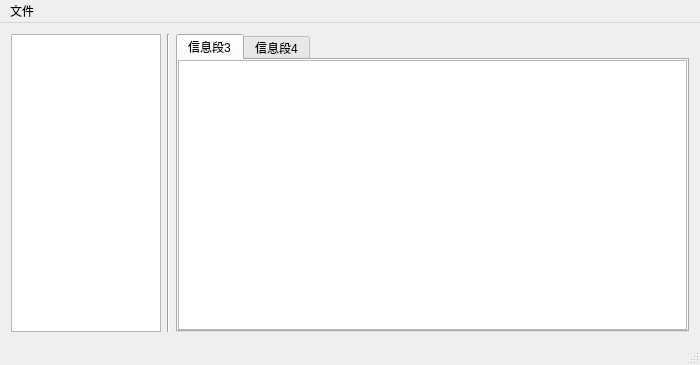
The window that bufanalysiswin.ui (patchoulistar/QtBufAnWin) describes before a commit, drawn with Qt 5.
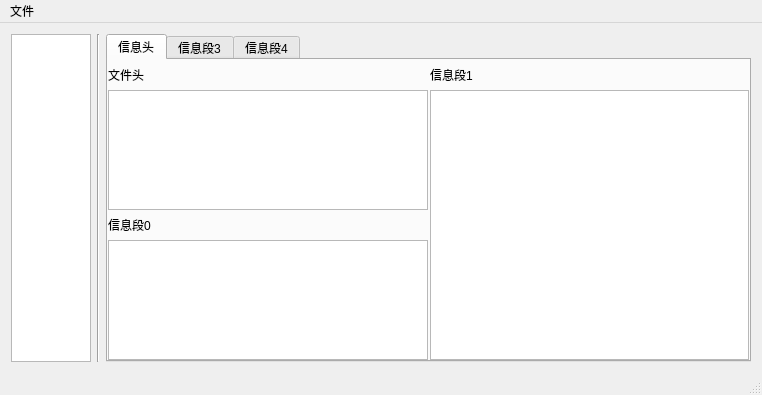
The same window after the commit. The open tabs and pages were chosen to show the change.

Commit message:
添加其它信息段显示
删除信息段4中元素数列
添加文件头 sec0 1的显示
添加sec3的表头显示

```diff
--- a/bufanalysiswin.ui
+++ b/bufanalysiswin.ui
@@ -6,8 +6,8 @@
    <rect>
     <x>0</x>
     <y>0</y>
-    <width>700</width>
-    <height>365</height>
+    <width>762</width>
+    <height>395</height>
    </rect>
   </property>
   <property name="windowTitle">
@@ -25,13 +25,13 @@
       </property>
       <property name="minimumSize">
        <size>
-        <width>150</width>
+        <width>80</width>
         <height>0</height>
        </size>
       </property>
       <property name="maximumSize">
        <size>
-        <width>150</width>
+        <width>80</width>
         <height>16777215</height>
        </size>
       </property>
@@ -58,6 +58,70 @@
       <property name="elideMode">
        <enum>Qt::ElideNone</enum>
       </property>
+      <widget class="QWidget" name="tab_3">
+       <attribute name="title">
+        <string>信息头</string>
+       </attribute>
+       <layout class="QGridLayout" name="gridLayout_6">
+        <property name="leftMargin">
+         <number>0</number>
+        </property>
+        <property name="topMargin">
+         <number>6</number>
+        </property>
+        <property name="rightMargin">
+         <number>0</number>
+        </property>
+        <property name="bottomMargin">
+         <number>0</number>
+        </property>
+        <property name="horizontalSpacing">
+         <number>2</number>
+        </property>
+        <item row="0" column="0">
+         <layout class="QGridLayout" name="gridLayout_4">
+          <item row="0" column="1">
+           <widget class="QLabel" name="label_2">
+            <property name="text">
+             <string>文件头</string>
+            </property>
+           </widget>
+          </item>
+          <item row="1" column="1">
+           <widget class="QTextEdit" name="FileHeadEdit"/>
+          </item>
+         </layout>
+        </item>
+        <item row="0" column="1" rowspan="2">
+         <layout class="QGridLayout" name="gridLayout_5">
+          <item row="0" column="0">
+           <widget class="QLabel" name="label_3">
+            <property name="text">
+             <string>信息段1</string>
+            </property>
+           </widget>
+          </item>
+          <item row="1" column="0">
+           <widget class="QTextEdit" name="sec1_edit"/>
+          </item>
+         </layout>
+        </item>
+        <item row="1" column="0">
+         <layout class="QGridLayout" name="gridLayout_3">
+          <item row="1" column="0">
+           <widget class="QTextEdit" name="sec0_edit"/>
+          </item>
+          <item row="0" column="0">
+           <widget class="QLabel" name="label">
+            <property name="text">
+             <string>信息段0</string>
+            </property>
+           </widget>
+          </item>
+         </layout>
+        </item>
+       </layout>
+      </widget>
       <widget class="QWidget" name="tab">
        <attribute name="title">
         <string>信息段3</string>
@@ -75,7 +139,13 @@
         <property name="bottomMargin">
          <number>0</number>
         </property>
-        <item row="0" column="0">
+        <property name="horizontalSpacing">
+         <number>2</number>
+        </property>
+        <property name="verticalSpacing">
+         <number>0</number>
+        </property>
+        <item row="0" column="1">
          <widget class="QTableView" name="tableView_2"/>
         </item>
        </layout>
@@ -118,7 +188,7 @@
     <rect>
      <x>0</x>
      <y>0</y>
-     <width>700</width>
+     <width>762</width>
      <height>22</height>
     </rect>
    </property>
```
Left out of the diff: 12 changed lines with no effect on the pictures. The commit also changes 2 other files.
